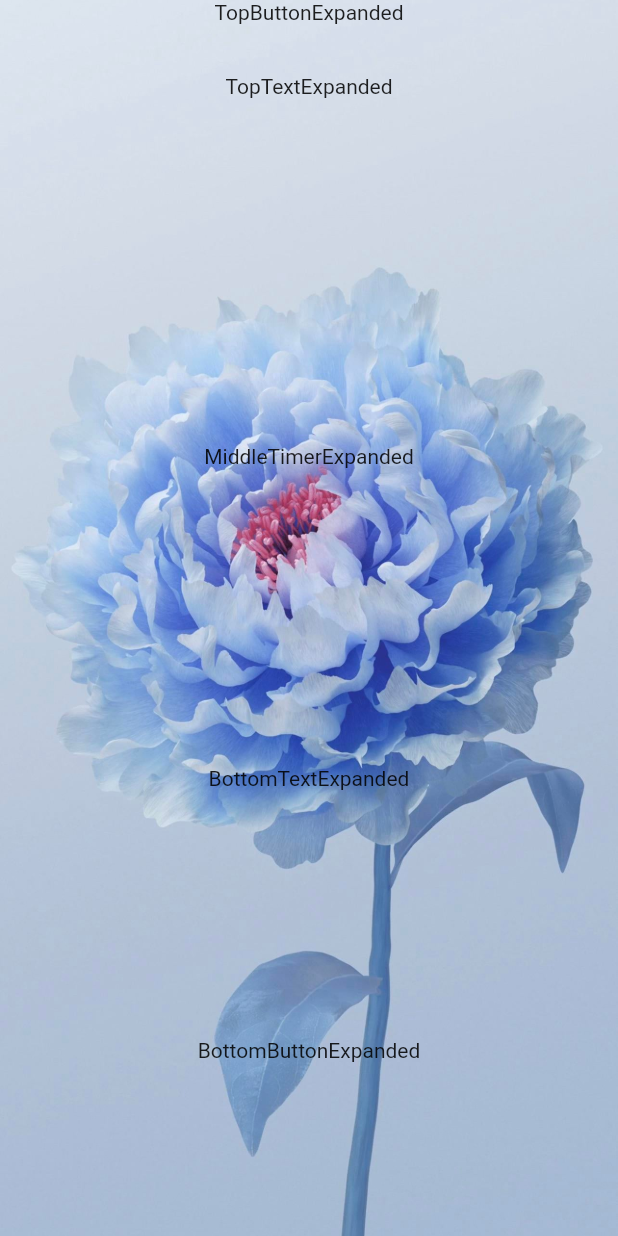
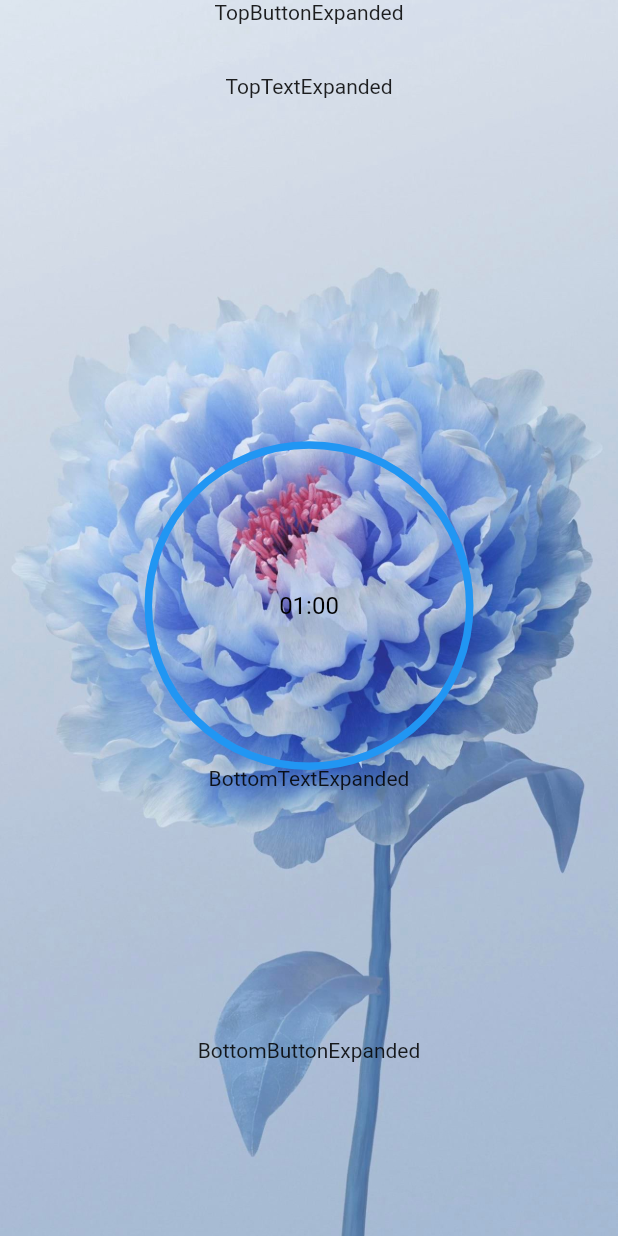
Before and after one commit to RaspberryCoke/XueKe, a Flutter app: the screen it shows after launch, on a phone screen of 412 x 824 dp. Run offline on Flutter 3.47's test engine with Material 2 defaults, Android fonts, the phone set to English and light mode, and no system bars; drawn by our look-alikes of circular_countdown_timer.

Commit message:
add timer element to lock_page.Yiduo Liu.

```diff
--- a/lib/page/lock_page/lock_page.dart
+++ b/lib/page/lock_page/lock_page.dart
@@ -1,4 +1,5 @@
 import 'package:flutter/gestures.dart';
+import 'package:circular_countdown_timer/circular_countdown_timer.dart';
 import 'package:flutter/material.dart';
 import 'expands/top_button_expanded.dart';
 import 'expands/top_blank_expanded.dart';
@@ -11,6 +12,7 @@ import 'expands/bottom_button_expanded.dart';
 //expands/top_button_expanded.dart.dart
 class LockPage extends StatelessWidget {
   LockPage({Key? key}) : super(key: key);
+  CountDownController controller = CountDownController();
 
   @override
   Widget build(BuildContext context) {
@@ -37,7 +39,20 @@ class LockPage extends StatelessWidget {
             TopButtonExpanded(child: Text('TopButtonExpanded')),
             TopTextExpanded(child:Text('TopTextExpanded')),
             TopBlankExpanded(),
-            MiddleTimerExpanded(child: Text('MiddleTimerExpanded')),
+            MiddleTimerExpanded(child: CircularCountDownTimer(
+              isReverseAnimation: true,
+              isReverse: true,
+              width: 300,
+              height: 300,
+              duration: 60,
+              fillColor: Colors.blue,
+              ringColor: Colors.blue.withOpacity(0.25),
+              autoStart: true,
+              controller: controller,
+              onComplete: () {
+                controller.restart();
+              },
+            )),
             BottomTextExpanded(child: Text('BottomTextExpanded')),
             BottomBlankExpanded(),
             BottomButtonExpanded(child:Text('BottomButtonExpanded')),
--- a/pubspec.yaml
+++ b/pubspec.yaml
@@ -39,6 +39,7 @@ dependencies:
 dev_dependencies:
   flutter_test:
     sdk: flutter
+  circular_countdown_timer: ^0.2.3
 
   # The "flutter_lints" package below contains a set of recommended lints to
   # encourage good coding practices. The lint set provided by the package is
```
Also changed, not shown: pubspec.lock.
